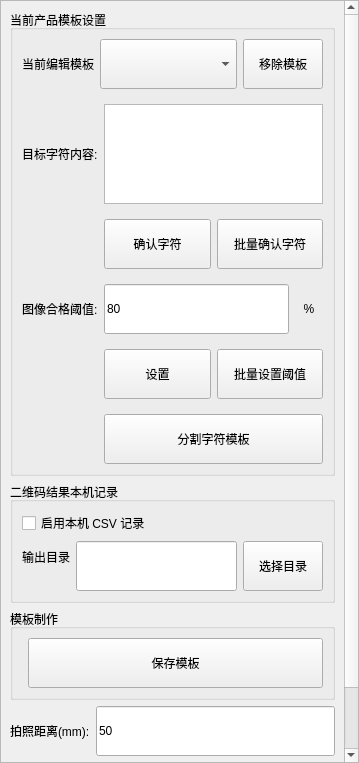
Old version of the form app/ui/main_window/settings/detection_settings_page.ui in the repository GitHub3651/shenyinocr.
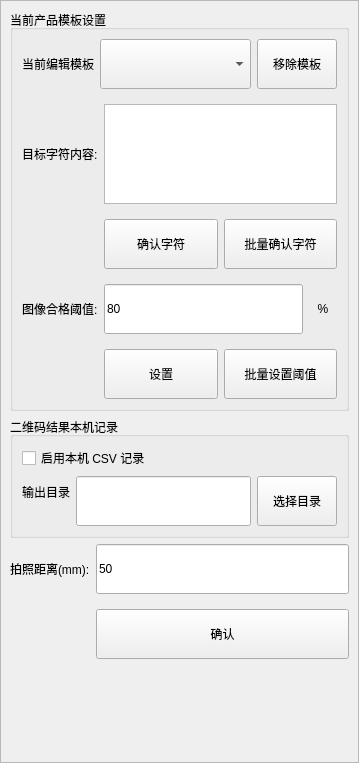
New version of the form.

Commit message:
feat: 重组主控操作台按钮布局
- 将八个主操作按钮按相机、模板和检测分为三个水平容器，保持单行布局并统一工具按钮规格。

- 将保存模板与分割字符迁移为主窗口 QToolButton，保留既有状态权限、异常禁用原因和点击行为。

- 将模板模式显隐收敛到模板容器，删除参数页旧按钮、模板制作分组及失效 QSS 选择器。

- 新增主控操作台优化方案并更新计划索引，记录布局参数、清理边界和静态验收要求。

```diff
--- a/app/ui/main_window/settings/detection_settings_page.ui
+++ b/app/ui/main_window/settings/detection_settings_page.ui
@@ -110,19 +110,6 @@
             </layout>
            </widget>
           </item>
-          <item row="5" column="1" colspan="2">
-           <widget class="QPushButton" name="pushButton_editCharacterTemplates">
-            <property name="minimumSize">
-             <size>
-              <width>0</width>
-              <height>50</height>
-             </size>
-            </property>
-            <property name="text">
-             <string>分割字符模板</string>
-            </property>
-           </widget>
-          </item>
           <item row="2" column="1" colspan="2">
            <layout class="QHBoxLayout" name="horizontalLayout_targetTextActions">
             <property name="spacing">
@@ -355,31 +342,6 @@
          </layout>
         </widget>
        </item>
-       <item row="2" column="0">
-        <widget class="QGroupBox" name="groupBox_templateCreation">
-         <property name="title">
-          <string>模板制作</string>
-         </property>
-         <layout class="QFormLayout" name="formLayout_templateCreation">
-          <item row="0" column="1">
-           <widget class="QPushButton" name="pushButton_saveTemplate">
-            <property name="minimumSize">
-             <size>
-              <width>0</width>
-              <height>50</height>
-             </size>
-            </property>
-            <property name="text">
-             <string>保存模板</string>
-            </property>
-            <property name="uiRole" stdset="0">
-             <string>primary</string>
-            </property>
-           </widget>
-          </item>
-         </layout>
-        </widget>
-       </item>
        <item row="3" column="0">
         <layout class="QGridLayout" name="gridLayout_photoDistance">
          <property name="verticalSpacing">
```
The commit also changes 6 other files.
